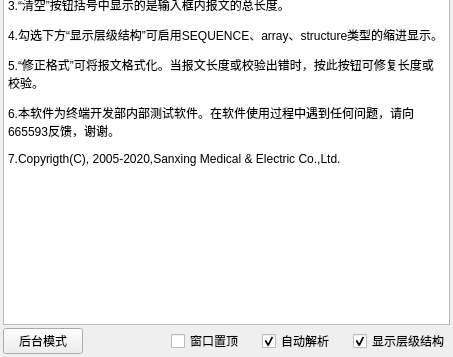
Old version of the form UI/trans_window.ui in the repository KayFelicities/698trans; both pictures show x 0 to 453 and y 242 to 599 of the 453 by 599 pixel window.
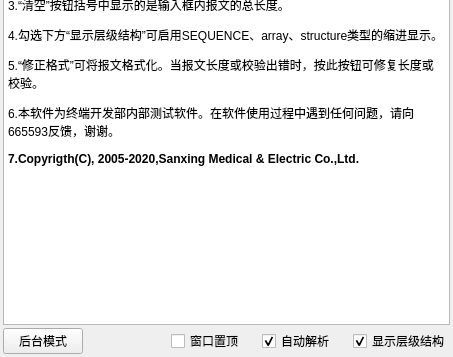
New version of the form. Icons and pictures are not drawn.

```diff
--- a/UI/trans_window.ui
+++ b/UI/trans_window.ui
@@ -198,7 +198,7 @@
 &lt;p style=&quot; margin-top:12px; margin-bottom:12px; margin-left:0px; margin-right:0px; -qt-block-indent:0; text-indent:0px;&quot;&gt;4.勾选下方“显示层级结构”可启用SEQUENCE、array、structure类型的缩进显示。&lt;/p&gt;
 &lt;p style=&quot; margin-top:12px; margin-bottom:12px; margin-left:0px; margin-right:0px; -qt-block-indent:0; text-indent:0px;&quot;&gt;5.“修正格式”可将报文格式化。当报文长度或校验出错时，按此按钮可修复长度或校验。&lt;/p&gt;
 &lt;p style=&quot; margin-top:12px; margin-bottom:12px; margin-left:0px; margin-right:0px; -qt-block-indent:0; text-indent:0px;&quot;&gt;6.本软件为终端开发部内部测试软件。在软件使用过程中遇到任何问题，请向665593反馈，谢谢。&lt;/p&gt;
-&lt;p style=&quot; margin-top:12px; margin-bottom:12px; margin-left:0px; margin-right:0px; -qt-block-indent:0; text-indent:0px;&quot;&gt;7.Copyrigth(C), 2005-2020,Sanxing Medical &amp;amp; Electric Co.,Ltd.&lt;/p&gt;&lt;/body&gt;&lt;/html&gt;</string>
+&lt;p style=&quot; margin-top:12px; margin-bottom:12px; margin-left:0px; margin-right:0px; -qt-block-indent:0; text-indent:0px;&quot;&gt;&lt;span style=&quot; font-weight:600;&quot;&gt;7.Copyrigth(C), 2005-2020,Sanxing Medical &amp;amp; Electric Co.,Ltd.&lt;/span&gt;&lt;/p&gt;&lt;/body&gt;&lt;/html&gt;</string>
           </property>
          </widget>
         </item>
```
